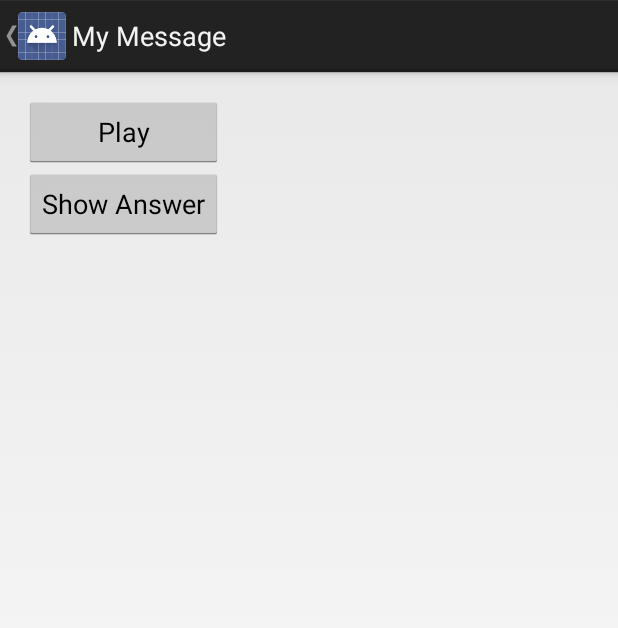
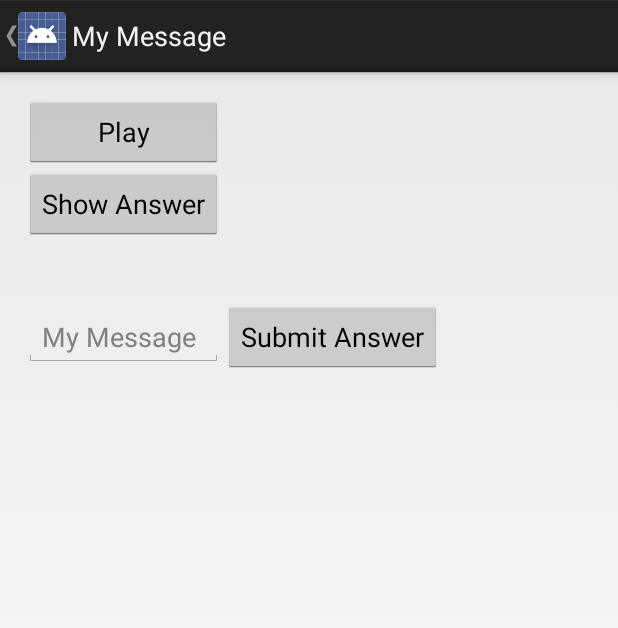
Before and after one commit to middleshelf/HandsFreeEarTrainer, an Android app: the screen it shows after launch (DisplayMessageActivity), after a tap on "Major Pentatonic", on a phone screen of 412 x 824 dp. Shown: the top 628 px of the screen. Run offline under Robolectric (Android 15) with nearby library versions, the phone set to English and light mode, and no system bars; 2 statements that could not run were skipped.

Commit message:
Cleaned up more unused code Removed Message text and button from MainActivity Added functionality to submit answer Added functionality to check answer and message accordingly

```diff
--- a/app/src/main/res/layout/activity_display_message.xml
+++ b/app/src/main/res/layout/activity_display_message.xml
@@ -91,4 +91,43 @@
             android:layout_column="4" />
     </TableRow>
 
+    <TableRow
+        android:layout_width="match_parent"
+        android:layout_height="match_parent"></TableRow>
+
+    <TableRow
+        android:layout_width="match_parent"
+        android:layout_height="match_parent">
+
+    </TableRow>
+
+    <TableRow
+        android:layout_width="match_parent"
+        android:layout_height="match_parent">
+
+        <EditText
+            android:layout_width="wrap_content"
+            android:layout_height="wrap_content"
+            android:id="@+id/submitAnswerText"
+            android:layout_column="4"
+            android:inputType="textCapCharacters"
+            android:hint="@string/title_activity_display_message"
+            android:layout_span="7" />
+
+        <Button
+            android:layout_width="wrap_content"
+            android:layout_height="wrap_content"
+            android:text="Submit Answer"
+            android:id="@+id/submitAnswerButton"
+            android:layout_column="11"
+            android:onClick="submitAnswer" />
+
+    </TableRow>
+
+    <TableRow
+        android:layout_width="match_parent"
+        android:layout_height="match_parent">
+
+    </TableRow>
+
 </TableLayout>
```
Also changed, not shown: app/src/main/java/com/middleshelf/myfirstapp/DisplayMessageActivity.java (+17 -1 lines), app/src/main/java/com/middleshelf/myfirstapp/MainActivity.java (+3 -17 lines), app/src/main/res/layout/activity_main.xml (+0 -15 lines), 10 other files.
